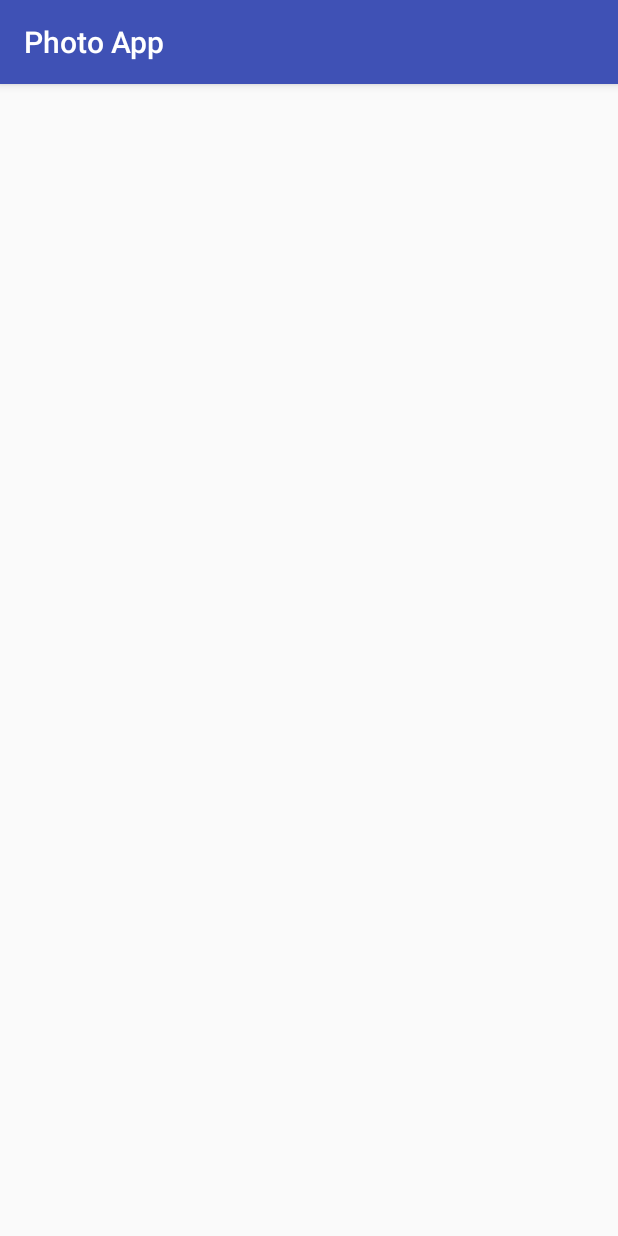
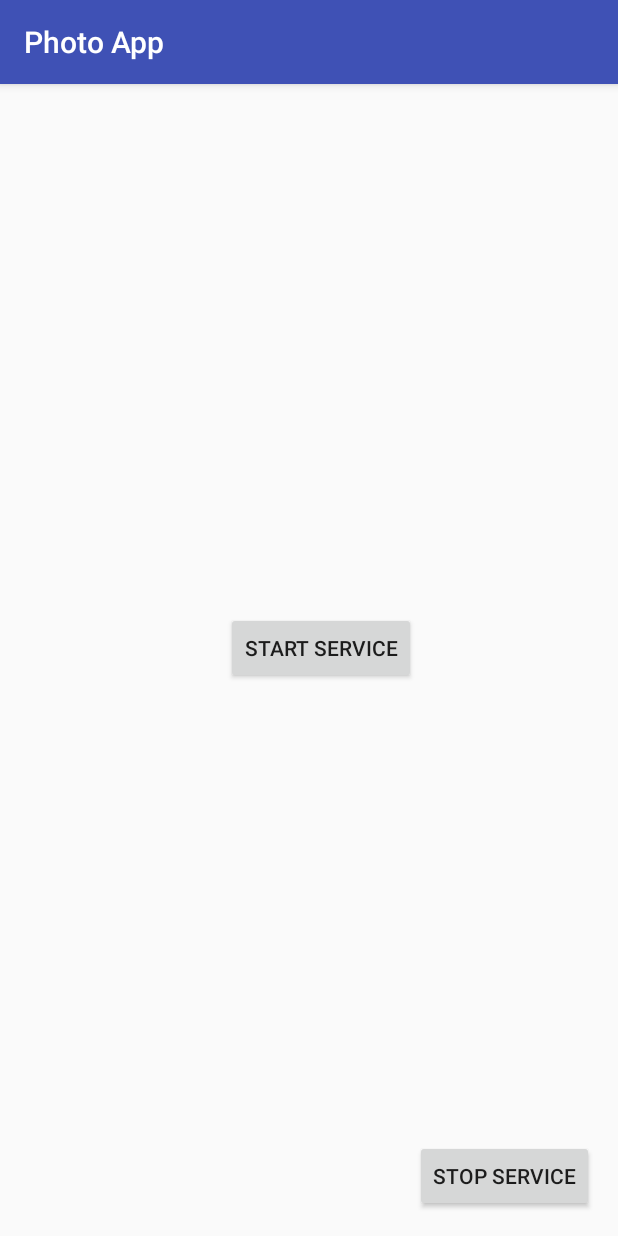
Before and after one commit to orlinle/PhotoApp, an Android app: the screen it shows after launch (MainActivity), on a phone screen of 412 x 824 dp. Run offline under Robolectric (Android 15) with nearby library versions, the phone set to English and light mode, and no system bars.

Commit message:
Merge branch 'master' of github.com:orlinle/PhotoApp
# Conflicts:
#	.idea/caches/build_file_checksums.ser
#	app/src/main/AndroidManifest.xml
#	app/src/main/java/com/example/leah/photoapp/MainActivity.java
#	app/src/main/res/layout/activity_main.xml

```diff
--- a/app/src/main/res/layout/activity_main.xml
+++ b/app/src/main/res/layout/activity_main.xml
@@ -6,4 +6,32 @@
     android:layout_height="match_parent"
     tools:context=".MainActivity">
 
+    <Button
+        android:id="@+id/button"
+        android:layout_width="wrap_content"
+        android:layout_height="wrap_content"
+        android:layout_marginBottom="16dp"
+        android:layout_marginLeft="16dp"
+        android:layout_marginStart="16dp"
+        android:onClick="startService"
+        android:text="@string/start_button"
+        app:layout_constraintBottom_toBottomOf="parent"
+        app:layout_constraintEnd_toEndOf="parent"
+        app:layout_constraintStart_toStartOf="parent"
+        app:layout_constraintLeft_toLeftOf="@+id/button2"
+        app:layout_constraintTop_toTopOf="parent" />
+
+    <Button
+        android:id="@+id/button2"
+        android:layout_width="wrap_content"
+        android:layout_height="wrap_content"
+        android:layout_marginBottom="16dp"
+        android:layout_marginEnd="16dp"
+        android:layout_marginRight="16dp"
+        android:onClick="stopService"
+        android:text="@string/stop_button"
+
+        app:layout_constraintBottom_toBottomOf="parent"
+        app:layout_constraintEnd_toEndOf="parent" />
+
 </android.support.constraint.ConstraintLayout>
--- a/app/src/main/res/values/strings.xml
+++ b/app/src/main/res/values/strings.xml
@@ -1,3 +1,5 @@
 <resources>
     <string name="app_name">Photo App</string>
+    <string name="start_button">start service</string>
+    <string name="stop_button">stop service</string>
 </resources>
```
